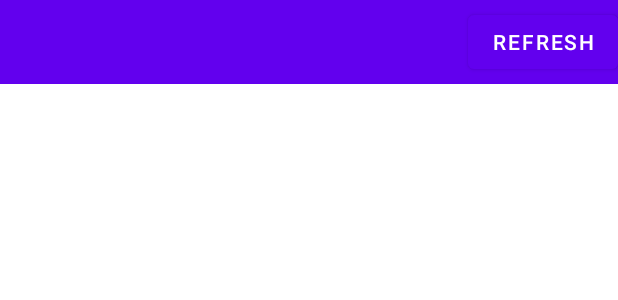
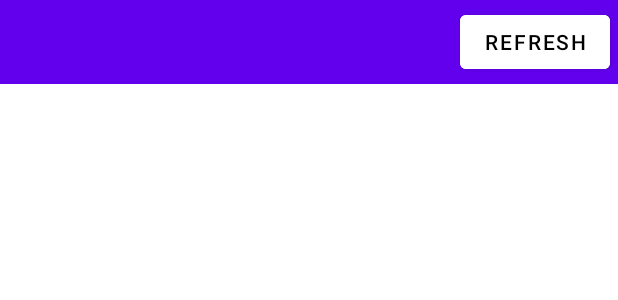
Before and after one commit to deconinckflo/SecureBankAccountsGroup7, an Android app: the layout activity_home.xml on its own in the app's theme, with its tools: preview values and no code run, on a phone screen of 412 x 824 dp. Shown: the top 300 px of the screen. Run offline under Robolectric (Android 15) with nearby library versions, the light colour scheme and no system bars.

```diff
--- a/app/src/main/java/com/group7/secureBankAccounts/data/model/AllAccountAdapter.java
+++ b/app/src/main/java/com/group7/secureBankAccounts/data/model/AllAccountAdapter.java
@@ -33,7 +33,7 @@ public class AllAccountAdapter extends RecyclerView.Adapter<AllAccountViewHolder
 
 
     public void setAllBankAccount(List<BankAccount> allBankAccount){
-        allBankAccount = allBankAccount;
+        this.allBankAccount = allBankAccount;
 
     }
 
--- a/app/src/main/res/layout/activity_home.xml
+++ b/app/src/main/res/layout/activity_home.xml
@@ -22,6 +22,7 @@
             android:id="@+id/activity_main_toolbar"
             android:layout_width="match_parent"
             android:layout_height="?attr/actionBarSize"
+            app:theme="@style/backArrowTheme"
             android:background="?attr/colorPrimary">
 
             <TextView
@@ -38,7 +39,10 @@
                 android:layout_width="wrap_content"
                 android:layout_height="wrap_content"
                 android:layout_gravity="right"
+                android:backgroundTint="@color/white"
+                android:textColor="@color/black"
                 android:text="Refresh"
+                android:layout_marginRight="5dp"
                 app:layout_constraintTop_toBottomOf="@+id/recycler_view_all_account" />
 
 
--- /dev/null
+++ b/app/src/main/res/values/styles.xml
@@ -0,0 +1,8 @@
+<?xml version="1.0" encoding="utf-8"?>
+<resources>
+
+    <style  name="backArrowTheme">
+        <item name="android:textColorSecondary">#FFFFFF</item>
+    </style>
+
+</resources>
--- a/build.gradle
+++ b/build.gradle
@@ -6,6 +6,8 @@ buildscript {
     }
     dependencies {
         classpath "com.android.tools.build:gradle:4.1.2"
+
+
 
         // NOTE: Do not place your application dependencies here; they belong
         // in the individual module build.gradle files
```
Also changed, not shown: app/build.gradle (+5 -2 lines), gradle/wrapper/gradle-wrapper.properties, 1 other file.
